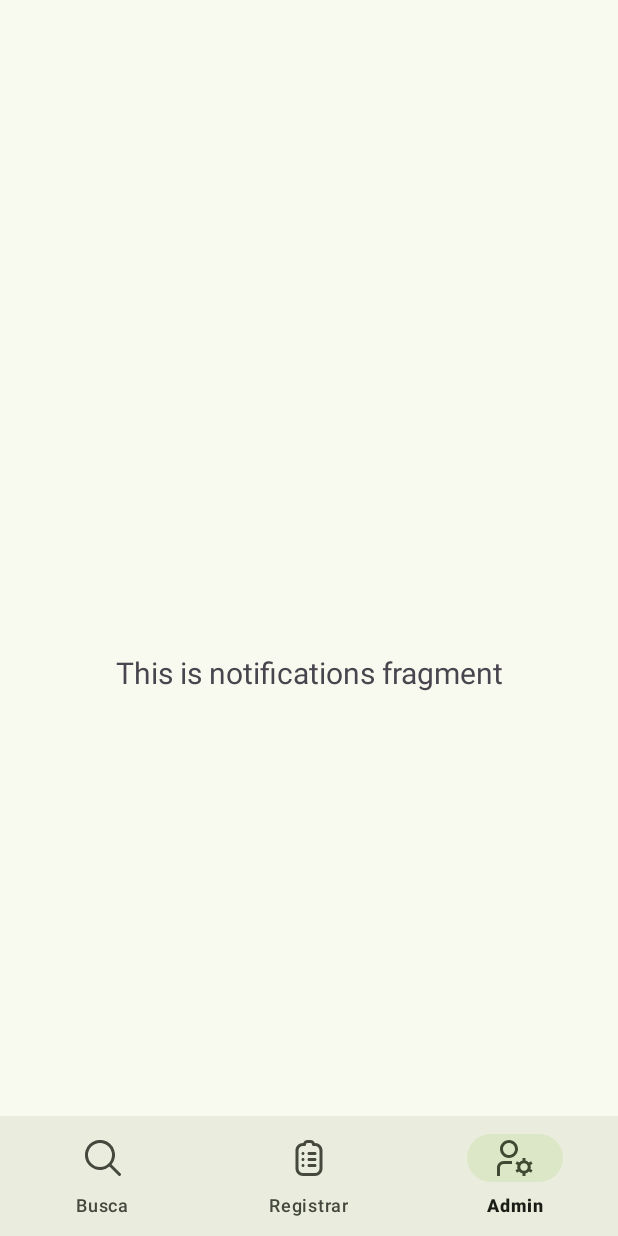
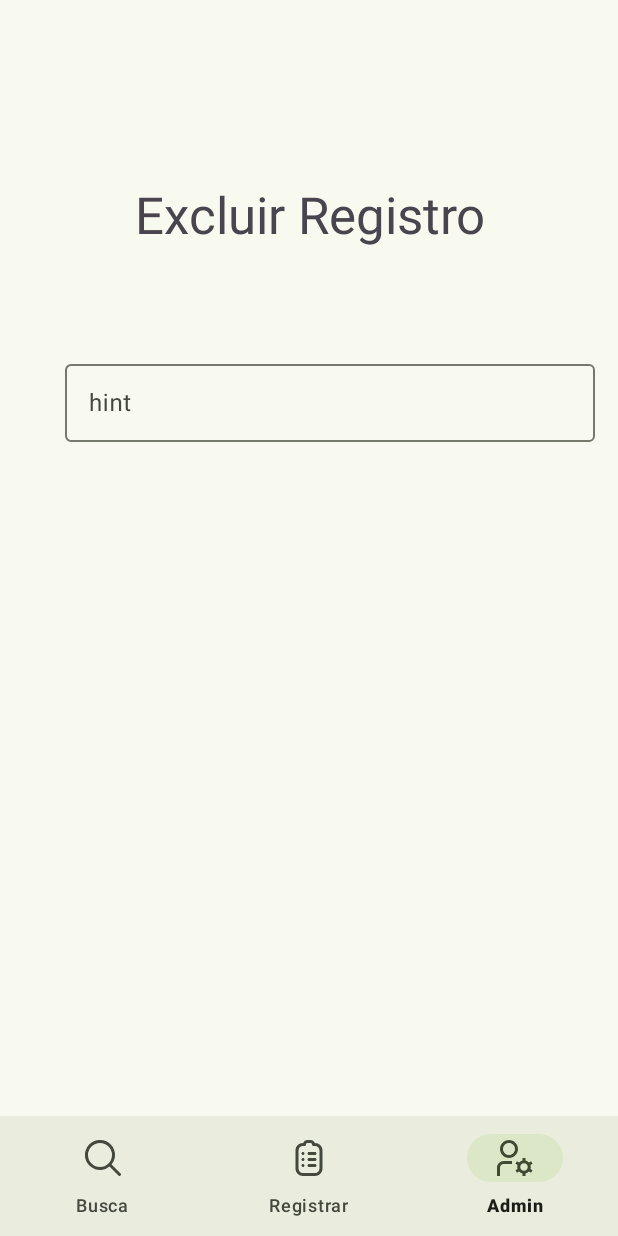
Before and after one commit to beatrizmarioti/Projeto-J-F, an Android app: the NotificationsFragment screen opened through its navigation route, on a phone screen of 412 x 824 dp. Run offline under Robolectric (Android 15) with nearby library versions, the phone set to English and light mode, and no system bars; our stand-ins replace navigation-ui.

Commit message:
alterações nas classes de fragment_notifications, para começar a tela de admin

```diff
--- a/app/src/main/java/com/bea/projetojef/ui/dashboard/DashboardFragment.java
+++ b/app/src/main/java/com/bea/projetojef/ui/dashboard/DashboardFragment.java
@@ -39,8 +39,6 @@ public class DashboardFragment extends Fragment {
             database.salvarCracha(requireContext(), nomeInput, numeroInput);
         });
 
-        final TextView textView = binding.textDashboard;
-        dashboardViewModel.getText().observe(getViewLifecycleOwner(), textView::setText);
         return root;
     }
 //
--- a/app/src/main/java/com/bea/projetojef/ui/notifications/NotificationsFragment.java
+++ b/app/src/main/java/com/bea/projetojef/ui/notifications/NotificationsFragment.java
@@ -24,8 +24,6 @@ public class NotificationsFragment extends Fragment {
         binding = FragmentNotificationsBinding.inflate(inflater, container, false);
         View root = binding.getRoot();
 
-        final TextView textView = binding.textNotifications;
-        notificationsViewModel.getText().observe(getViewLifecycleOwner(), textView::setText);
         return root;
     }
 
--- a/app/src/main/res/layout/fragment_notifications.xml
+++ b/app/src/main/res/layout/fragment_notifications.xml
@@ -7,16 +7,35 @@
     tools:context=".ui.notifications.NotificationsFragment">
 
     <TextView
-        android:id="@+id/text_notifications"
-        android:layout_width="match_parent"
+        android:id="@+id/textView2"
+        android:layout_width="wrap_content"
         android:layout_height="wrap_content"
-        android:layout_marginStart="8dp"
-        android:layout_marginTop="8dp"
-        android:layout_marginEnd="8dp"
-        android:textAlignment="center"
-        android:textSize="20sp"
-        app:layout_constraintBottom_toBottomOf="parent"
+        android:layout_marginStart="161dp"
+        android:layout_marginTop="56dp"
+        android:layout_marginEnd="152dp"
+        android:text="Excluir Registro"
+        android:textSize="34sp"
         app:layout_constraintEnd_toEndOf="parent"
+        app:layout_constraintHorizontal_bias="0.532"
         app:layout_constraintStart_toStartOf="parent"
         app:layout_constraintTop_toTopOf="parent" />
+
+    <com.google.android.material.textfield.TextInputLayout
+        android:layout_width="353dp"
+        android:layout_height="57dp"
+        android:layout_marginStart="57dp"
+        android:layout_marginTop="72dp"
+        android:layout_marginEnd="15dp"
+        app:layout_constraintEnd_toEndOf="parent"
+        app:layout_constraintHorizontal_bias="1.0"
+        app:layout_constraintStart_toStartOf="parent"
+        app:layout_constraintTop_toBottomOf="@+id/textView2">
+
+        <com.google.android.material.textfield.TextInputEditText
+            android:id="@+id/id_excluir"
+            android:layout_width="match_parent"
+            android:layout_height="wrap_content"
+            android:hint="hint" />
+    </com.google.android.material.textfield.TextInputLayout>
+
 </androidx.constraintlayout.widget.ConstraintLayout>
```
Also changed, not shown: app/src/main/res/layout/fragment_dashboard.xml (+0 -14 lines), app/src/main/res/layout/registro.xml (added, +51 -0 lines).
